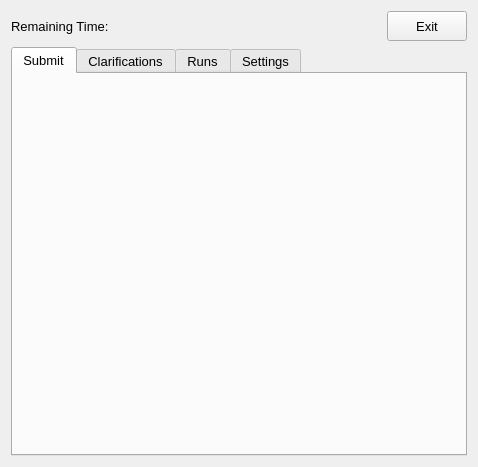
This is source/JudgeClient/forms/MainWindow.ui in mysterylx/Judge as Qt 5 draws it before an edit. The edited form follows.
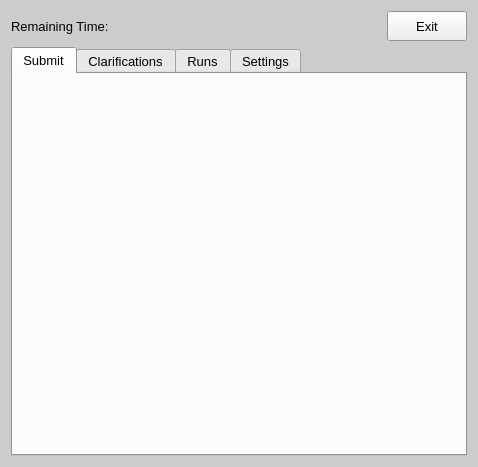
This is the edited form.

Patch:
```diff
--- a/source/JudgeClient/forms/MainWindow.ui
+++ b/source/JudgeClient/forms/MainWindow.ui
@@ -10,6 +10,70 @@
     <height>467</height>
    </rect>
   </property>
+  <property name="palette">
+   <palette>
+    <active>
+     <colorrole role="Base">
+      <brush brushstyle="SolidPattern">
+       <color alpha="255">
+        <red>255</red>
+        <green>255</green>
+        <blue>255</blue>
+       </color>
+      </brush>
+     </colorrole>
+     <colorrole role="Window">
+      <brush brushstyle="SolidPattern">
+       <color alpha="255">
+        <red>204</red>
+        <green>204</green>
+        <blue>204</blue>
+       </color>
+      </brush>
+     </colorrole>
+    </active>
+    <inactive>
+     <colorrole role="Base">
+      <brush brushstyle="SolidPattern">
+       <color alpha="255">
+        <red>255</red>
+        <green>255</green>
+        <blue>255</blue>
+       </color>
+      </brush>
+     </colorrole>
+     <colorrole role="Window">
+      <brush brushstyle="SolidPattern">
+       <color alpha="255">
+        <red>204</red>
+        <green>204</green>
+        <blue>204</blue>
+       </color>
+      </brush>
+     </colorrole>
+    </inactive>
+    <disabled>
+     <colorrole role="Base">
+      <brush brushstyle="SolidPattern">
+       <color alpha="255">
+        <red>204</red>
+        <green>204</green>
+        <blue>204</blue>
+       </color>
+      </brush>
+     </colorrole>
+     <colorrole role="Window">
+      <brush brushstyle="SolidPattern">
+       <color alpha="255">
+        <red>204</red>
+        <green>204</green>
+        <blue>204</blue>
+       </color>
+      </brush>
+     </colorrole>
+    </disabled>
+   </palette>
+  </property>
   <property name="font">
    <font>
     <family>Arial</family>
```
